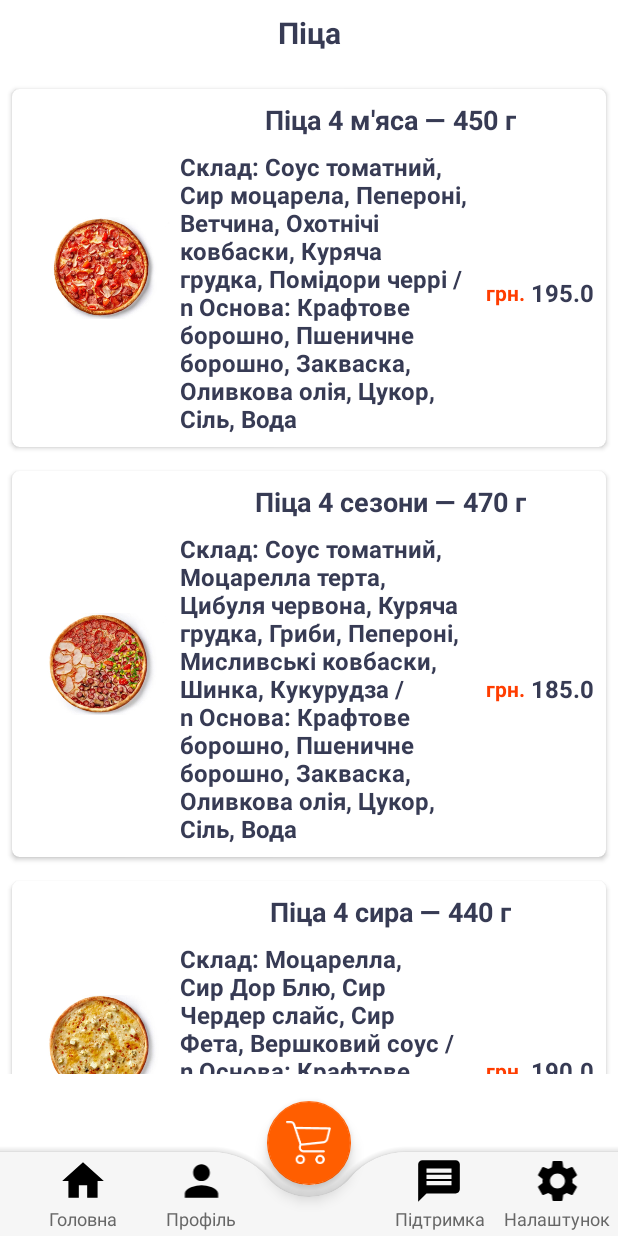
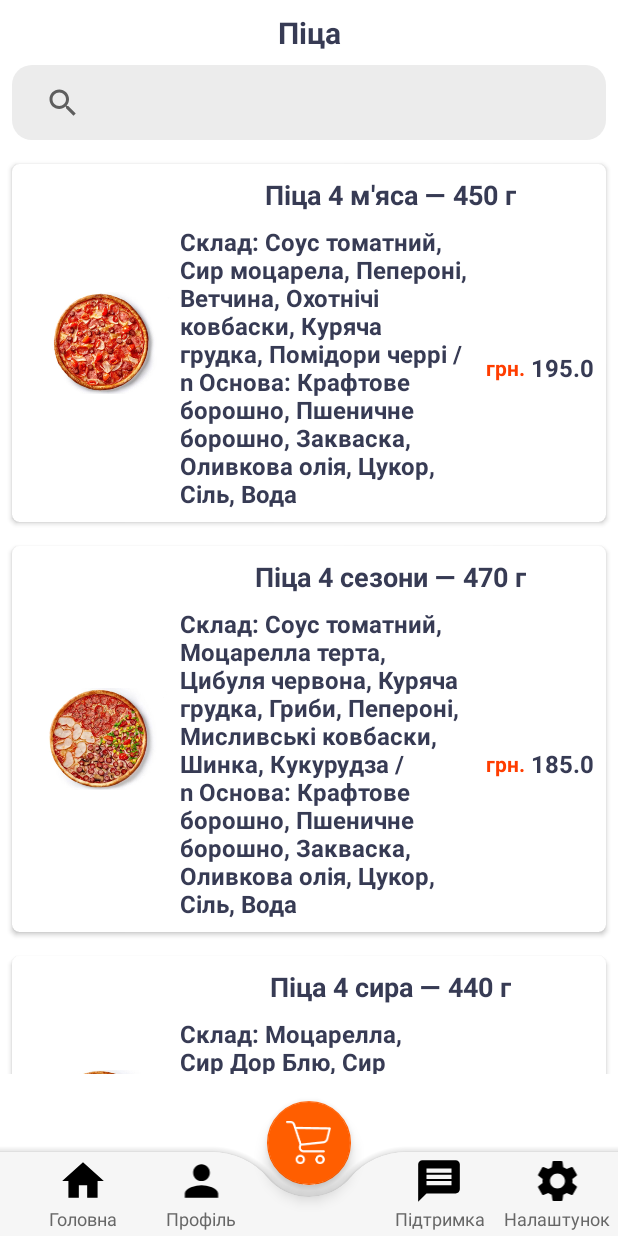
Before and after one commit to NesterovOI/PizzaFood, an Android app: the PizzaActivity screen opened directly, with no data from a screen before it, on a phone screen of 412 x 824 dp. Run offline under Robolectric (Android 15) with nearby library versions, the phone set to English and light mode, and no system bars.

Commit message:
Add find PizzaActivity

```diff
--- a/app/src/main/java/com/nesterov/pizza/activity/PizzaActivity.kt
+++ b/app/src/main/java/com/nesterov/pizza/activity/PizzaActivity.kt
@@ -16,6 +16,7 @@
 
     lateinit var binding: ActivityPizzaBinding
     lateinit var itemList: ArrayList<Food>
+    lateinit var findItemList: ArrayList<Food>
     lateinit var itemAdapter: AdapterCategoriesList
 
     val arrayListFood = ArrayListFood()
@@ -38,10 +39,13 @@
         )
 
         itemList = ArrayList()
+        findItemList = ArrayList()
         arrayListFood.pizzaListFood(itemList)
 
-        itemAdapter = AdapterCategoriesList(itemList)
+        itemAdapter = AdapterCategoriesList(findItemList)
         recyclerViewPizza.adapter = itemAdapter
+
+        managementFood.initFind(findItemList, idFindEdit, recyclerViewPizza, itemList)
 
         itemAdapter.itemClick = {
             val i = Intent(this@PizzaActivity, PizzaActivity::class.java)
--- a/app/src/main/res/layout/activity_pizza.xml
+++ b/app/src/main/res/layout/activity_pizza.xml
@@ -18,10 +18,29 @@
         android:textColor="@color/title"
         android:textSize="20sp"
         android:textStyle="bold"
-        app:layout_constraintBottom_toTopOf="@+id/recyclerViewPizza"
+        app:layout_constraintBottom_toTopOf="@+id/idFindEdit"
         app:layout_constraintEnd_toEndOf="parent"
         app:layout_constraintStart_toStartOf="parent"
         app:layout_constraintTop_toTopOf="parent" />
+
+    <SearchView
+        android:id="@+id/idFindEdit"
+        android:layout_width="0dp"
+        android:layout_height="50dp"
+        android:layout_marginStart="8dp"
+        android:layout_marginTop="8dp"
+        android:layout_marginEnd="8dp"
+        android:background="@drawable/find_background"
+        android:drawableStart="@drawable/search"
+        android:drawablePadding="10dp"
+        android:ems="10"
+        android:hint="@string/find_food"
+        android:inputType="textPersonName"
+        android:paddingStart="10dp"
+        android:textStyle="italic"
+        app:layout_constraintEnd_toEndOf="parent"
+        app:layout_constraintStart_toStartOf="parent"
+        app:layout_constraintTop_toBottomOf="@+id/textView10" />
 
     <androidx.recyclerview.widget.RecyclerView
         android:id="@+id/recyclerViewPizza"
@@ -32,7 +51,7 @@
         app:layout_constraintBottom_toTopOf="@+id/coordinatorLayout"
         app:layout_constraintEnd_toEndOf="parent"
         app:layout_constraintStart_toStartOf="parent"
-        app:layout_constraintTop_toBottomOf="@+id/textView10"
+        app:layout_constraintTop_toBottomOf="@+id/idFindEdit"
         app:layout_constraintVertical_bias="0.471" />
 
     <androidx.coordinatorlayout.widget.CoordinatorLayout
@@ -43,7 +62,7 @@
         app:layout_constraintEnd_toEndOf="parent"
         app:layout_constraintHorizontal_bias="0.0"
         app:layout_constraintStart_toStartOf="parent"
-        app:layout_constraintTop_toBottomOf="@+id/scrollView">
+        app:layout_constraintTop_toBottomOf="@+id/recyclerViewPizza">
 
         <com.google.android.material.bottomappbar.BottomAppBar
             android:id="@+id/app_bar"
```
